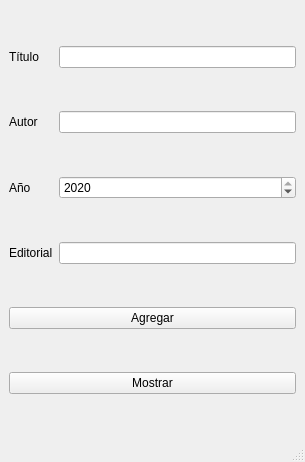
Qt form mainwindow.ui (micheldavalos/librosGUI_20A) before a commit.
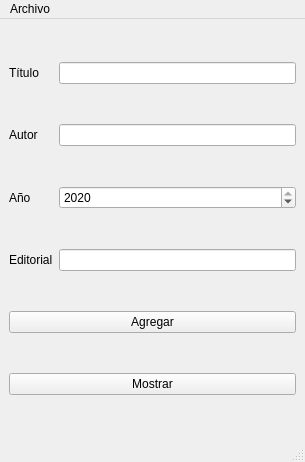
The same form after that commit.

Commit message: se guarda y recupera desde un archivo json

What changed in the file:
```diff
--- a/mainwindow.ui
+++ b/mainwindow.ui
@@ -90,6 +90,14 @@
      <height>22</height>
     </rect>
    </property>
+   <widget class="QMenu" name="menuArchivo">
+    <property name="title">
+     <string>Archivo</string>
+    </property>
+    <addaction name="actionAbrir"/>
+    <addaction name="actionGuardar"/>
+   </widget>
+   <addaction name="menuArchivo"/>
   </widget>
   <widget class="QStatusBar" name="statusbar"/>
  </widget>
```
Left out of the diff: 16 changed lines with no effect on the pictures. The commit also changes 2 other files.
